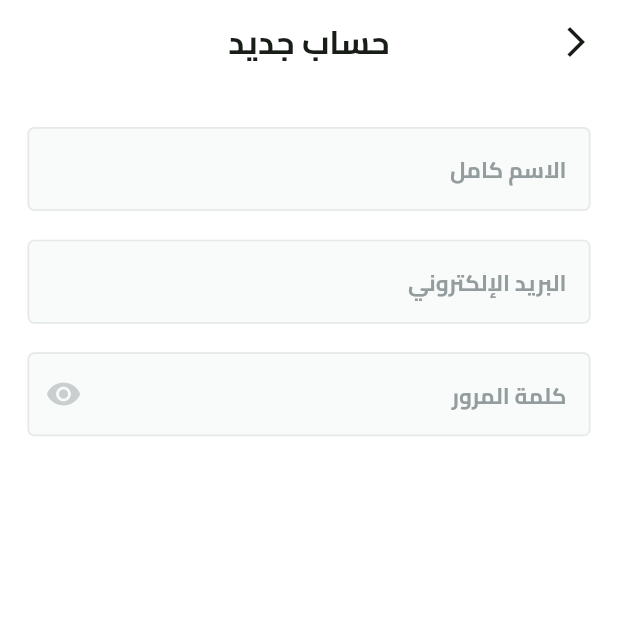
After one commit to MhammadAli/Fakahany, a Flutter app: the SignupView screen opened by its route, on a phone screen of 412 x 824 dp, the top half of it. The commit adds this screen. Run offline on Flutter 3.47's test engine with Material 3 defaults, Android fonts, the light colour scheme and no system bars; our stand-ins replace dots_indicator, flutter_screenutil, flutter_svg, shared_preferences; accounts and stored records are empty.

Commit message:
Adding the name , email and password text fields in signup view body.

```diff
--- a/lib/core/helper_functions/on_generate_routes.dart
+++ b/lib/core/helper_functions/on_generate_routes.dart
@@ -3,6 +3,7 @@ import 'package:fakahany/features/splash/presentation/views/splash_view.dart';
 import 'package:flutter/material.dart';
 
 import '../../features/auth/presentation/views/login_view.dart';
+import '../../features/auth/presentation/views/signup_view.dart';
 
 Route<dynamic> onGenerateRoute(RouteSettings settings) {
   switch (settings.name) {
@@ -18,6 +19,10 @@ Route<dynamic> onGenerateRoute(RouteSettings settings) {
       return MaterialPageRoute(
         builder: (context) => const LoginView(),
       );
+      case SignupView.routeName:
+      return MaterialPageRoute(
+  builder: (context) => const SignupView(),
+  );
     default:
       return MaterialPageRoute(
         builder: (context) => const Scaffold(),
--- /dev/null
+++ b/lib/features/auth/presentation/views/signup_view.dart
@@ -0,0 +1,15 @@
+import 'package:fakahany/core/widgets/custom_app_bar.dart';
+import 'package:fakahany/features/auth/presentation/views/widgets/signup_view_body.dart';
+import 'package:flutter/material.dart';
+class SignupView extends StatelessWidget {
+  const SignupView({super.key});
+
+  static const routeName = 'signup';
+  @override
+  Widget build(BuildContext context) {
+    return Scaffold(
+      appBar: buildAppBar(context, title: 'حساب جديد'),
+      body: SignupViewBody(),
+    );
+  }
+}
--- a/lib/features/auth/presentation/views/widgets/dont_have_account_widget.dart
+++ b/lib/features/auth/presentation/views/widgets/dont_have_account_widget.dart
@@ -1,3 +1,5 @@
+import 'package:fakahany/features/auth/presentation/views/signup_view.dart';
+import 'package:flutter/gestures.dart';
 import 'package:flutter/material.dart';
 
 import '../../../../../utils/app_colors.dart';
@@ -25,6 +27,9 @@ class DontHaveAnAccountWidget extends StatelessWidget {
           ),
         ),
         TextSpan(
+          recognizer: TapGestureRecognizer()..onTap = (){
+            Navigator.pushNamed(context, SignupView.routeName);
+          },
           text: 'قم بإنشاء حساب',
           style: AppTextStyles.semiBold16.copyWith(
             color: AppColors.primaryColor,
--- /dev/null
+++ b/lib/features/auth/presentation/views/widgets/signup_view_body.dart
@@ -0,0 +1,43 @@
+import 'package:fakahany/constants.dart';
+import 'package:fakahany/core/widgets/custom_text_field.dart';
+import 'package:flutter/material.dart';
+import 'package:flutter_screenutil/flutter_screenutil.dart';
+
+class SignupViewBody extends StatelessWidget {
+  const SignupViewBody({super.key});
+
+  @override
+  Widget build(BuildContext context) {
+    return SingleChildScrollView(
+      child: Padding(
+        padding: EdgeInsets.symmetric(horizontal: kHorizontalPadding),
+        child: Column(
+          children: [
+            SizedBox(
+              height: 24.h,
+            ),
+            CustomTextFormField(
+                hintText: 'الاسم كامل', textInputType: TextInputType.name),
+            SizedBox(
+              height: 16.h,
+            ),
+            CustomTextFormField(
+                hintText: 'البريد الإلكتروني',
+                textInputType: TextInputType.emailAddress),
+            SizedBox(
+              height: 16.h,
+            ),
+            CustomTextFormField(
+              hintText: 'كلمة المرور',
+              textInputType: TextInputType.visiblePassword,
+              suffixIcon: Icon(
+                Icons.remove_red_eye,
+                color: const Color(0xFFC9CECF),
+              ),
+            ),
+          ],
+        ),
+      ),
+    );
+  }
+}
```
